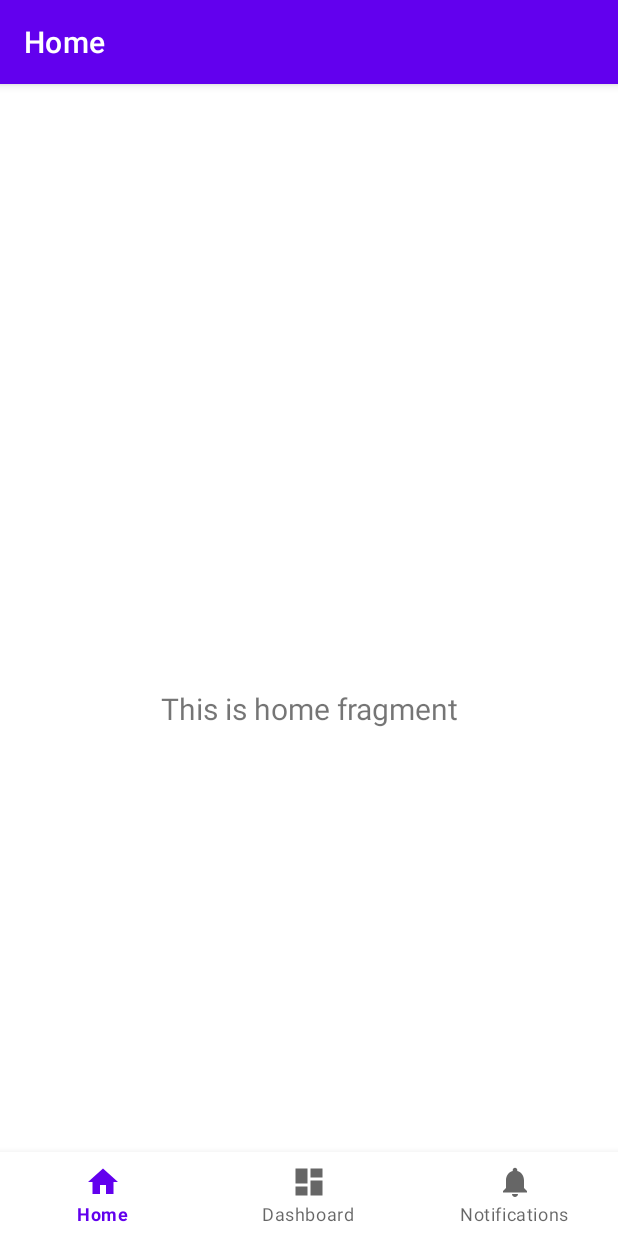
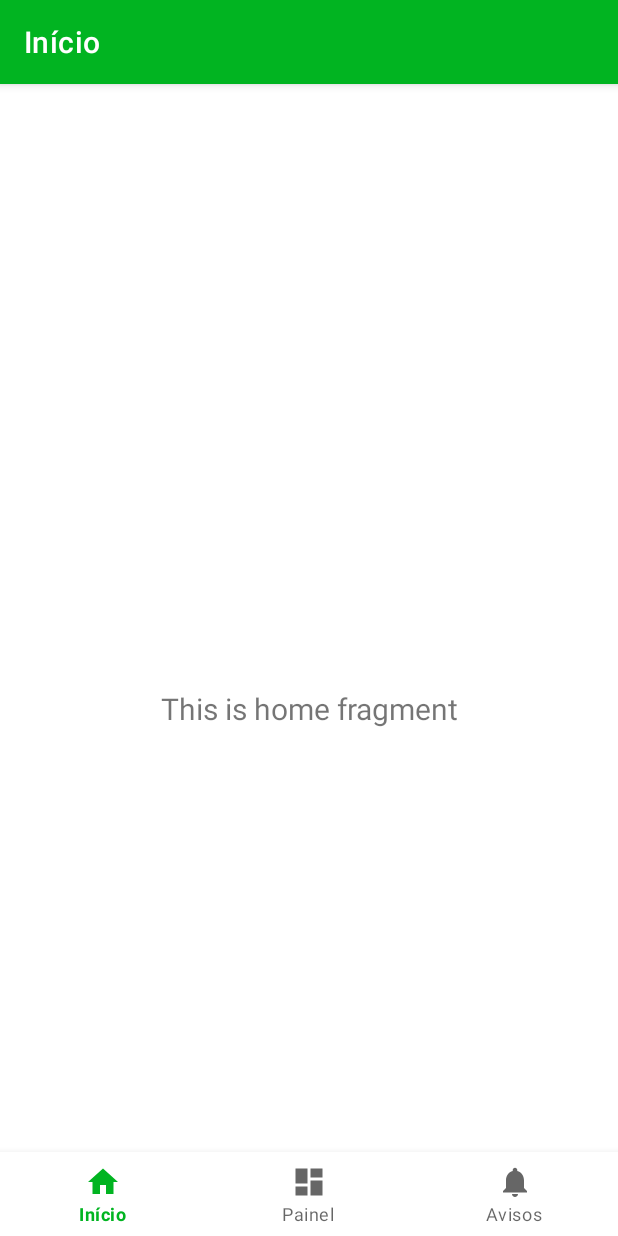
Before and after one commit to EduardoPaz01/IQM-Mobile, an Android app: the screen it shows after launch (MainActivity), on a phone screen of 412 x 824 dp. Run offline under Robolectric (Android 15) with nearby library versions, the phone set to English and light mode, and no system bars; our stand-ins replace navigation-ui.

Commit message:
[misc] Visual updates

```diff
--- a/app/src/main/AndroidManifest.xml
+++ b/app/src/main/AndroidManifest.xml
@@ -6,9 +6,9 @@
         android:allowBackup="true"
         android:dataExtractionRules="@xml/data_extraction_rules"
         android:fullBackupContent="@xml/backup_rules"
-        android:icon="@mipmap/ic_launcher"
+        android:icon="@mipmap/ic_launcher_2"
         android:label="@string/app_name"
-        android:roundIcon="@mipmap/ic_launcher_round"
+        android:roundIcon="@mipmap/ic_launcher_2_round"
         android:supportsRtl="true"
         android:theme="@style/Theme.IQM"
         tools:targetApi="31">
--- /dev/null
+++ b/app/src/main/res/mipmap-anydpi-v26/ic_launcher_2.xml
@@ -0,0 +1,5 @@
+<?xml version="1.0" encoding="utf-8"?>
+<adaptive-icon xmlns:android="http://schemas.android.com/apk/res/android">
+    <background android:drawable="@color/ic_launcher_2_background"/>
+    <foreground android:drawable="@drawable/ic_launcher_2_foreground"/>
+</adaptive-icon>
--- /dev/null
+++ b/app/src/main/res/mipmap-anydpi-v26/ic_launcher_2_round.xml
@@ -0,0 +1,5 @@
+<?xml version="1.0" encoding="utf-8"?>
+<adaptive-icon xmlns:android="http://schemas.android.com/apk/res/android">
+    <background android:drawable="@color/ic_launcher_2_background"/>
+    <foreground android:drawable="@drawable/ic_launcher_2_foreground"/>
+</adaptive-icon>
--- a/app/src/main/res/values/colors.xml
+++ b/app/src/main/res/values/colors.xml
@@ -1,8 +1,8 @@
 <?xml version="1.0" encoding="utf-8"?>
 <resources>
-    <color name="purple_200">#FFBB86FC</color>
-    <color name="purple_500">#FF6200EE</color>
-    <color name="purple_700">#FF3700B3</color>
+    <color name="purple_200">#48FF00</color>
+    <color name="purple_500">#01B421</color>
+    <color name="purple_700">#005612</color>
     <color name="teal_200">#FF03DAC5</color>
     <color name="teal_700">#FF018786</color>
     <color name="black">#FF000000</color>
--- /dev/null
+++ b/app/src/main/res/values/ic_launcher_2_background.xml
@@ -0,0 +1,4 @@
+<?xml version="1.0" encoding="utf-8"?>
+<resources>
+    <color name="ic_launcher_2_background">#590087</color>
+</resources>
--- a/app/src/main/res/values/strings.xml
+++ b/app/src/main/res/values/strings.xml
@@ -1,6 +1,6 @@
 <resources>
     <string name="app_name">IQM</string>
-    <string name="title_home">Home</string>
-    <string name="title_dashboard">Dashboard</string>
-    <string name="title_notifications">Notifications</string>
+    <string name="title_home">Início</string>
+    <string name="title_dashboard">Painel</string>
+    <string name="title_notifications">Avisos</string>
 </resources>
```
Also changed, not shown: app/src/main/res/drawable/ic_launcher_2_foreground.xml (added, +15 -0 lines), app/src/main/ic_launcher_2-playstore.png (added), app/src/main/res/mipmap-hdpi/ic_launcher_2.webp (added), app/src/main/res/mipmap-hdpi/ic_launcher_2_round.webp (added), app/src/main/res/mipmap-mdpi/ic_launcher_2.webp (added), app/src/main/res/mipmap-mdpi/ic_launcher_2_round.webp (added), app/src/main/res/mipmap-xhdpi/ic_launcher_2.webp (added), app/src/main/res/mipmap-xhdpi/ic_launcher_2_round.webp (added), app/src/main/res/mipmap-xxhdpi/ic_launcher_2.webp (added), app/src/main/res/mipmap-xxhdpi/ic_launcher_2_round.webp (added), app/src/main/res/mipmap-xxxhdpi/ic_launcher_2.webp (added), app/src/main/res/mipmap-xxxhdpi/ic_launcher_2_round.webp (added).
